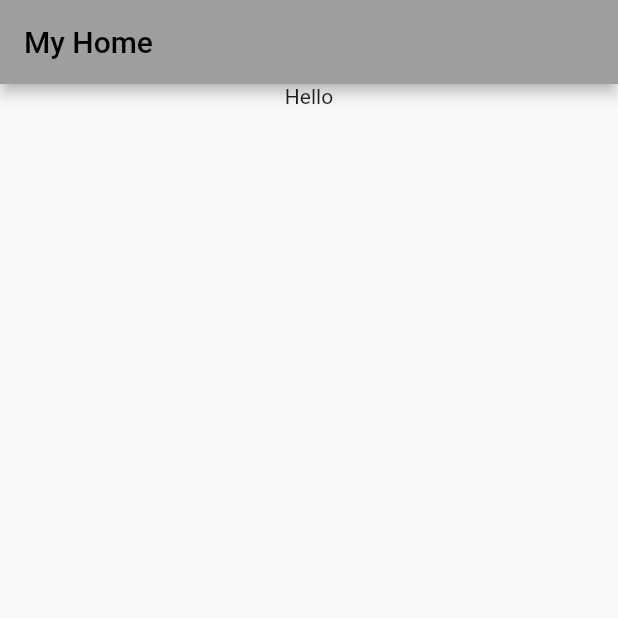
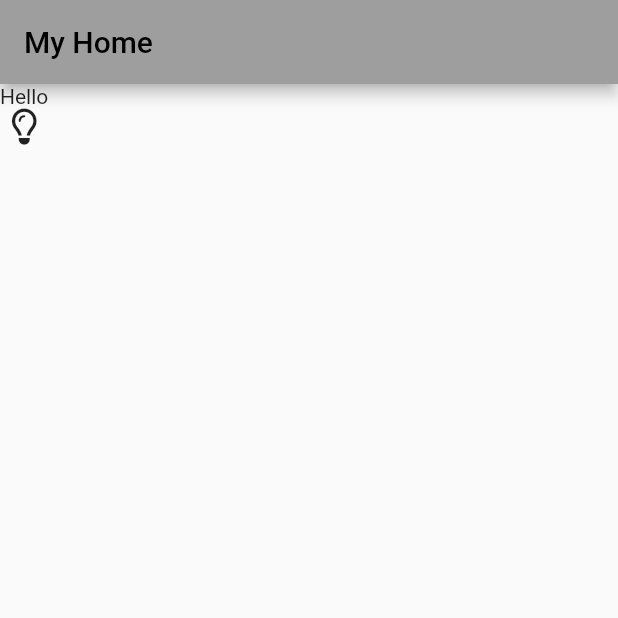
Before and after one commit to mrfaeez/MADLayoutAssignment, a Flutter app: the screen it shows after launch, on a phone screen of 412 x 824 dp, the top half of it. Run offline on Flutter 3.47's test engine with Material 2 defaults, Android fonts, the phone set to English and light mode, and no system bars; our stand-ins replace flutter_icons.

```diff
--- a/MADLayoutAssignmentPart1/lib/content.dart
+++ b/MADLayoutAssignmentPart1/lib/content.dart
@@ -1,11 +1,18 @@
+import 'package:LayoutAssignmentPart1/main.dart';
 import 'package:flutter/material.dart';
 import 'package:flutter_icons/flutter_icons.dart';
 
 class Content extends StatelessWidget {
+  final List<Devices> devices;
+  final Function deviceState;
+  const Content({Key? key, required this.devices, required this.deviceState})
+      : super(key: key);
+
   @override
   Widget build(BuildContext context) {
     return Column(children: [
       Text('Hello'),
+      Icon(FontAwesome.lightbulb_o),
     ]);
   }
 }
--- a/MADLayoutAssignmentPart1/lib/main.dart
+++ b/MADLayoutAssignmentPart1/lib/main.dart
@@ -19,10 +19,11 @@ class Devices {
 
 class MyApp extends StatefulWidget {
   MyApp({Key? key}) : super(key: key);
-
   @override
   _MyAppState createState() => _MyAppState();
+}
 
+class _MyAppState extends State<MyApp> {
   final List<Devices> _devices = [
     Devices(id: 0, name: 'Porch Light', icon: 'light-ceiling', state: false),
     Devices(id: 1, name: 'Front Plug', icon: 'plug', state: false),
@@ -35,9 +36,14 @@ class MyApp extends StatefulWidget {
     Devices(id: 4, name: 'Kitchen Light', icon: 'lightbulb', state: false),
     Devices(id: 5, name: 'Kitchen Downlight', icon: 'adjust', state: false),
   ];
-}
 
-class _MyAppState extends State<MyApp> {
+  void deviceState(int id) {
+    int index = _devices.indexWhere((devices) => devices.id == id);
+    setState(() {
+      _devices[index].state = true;
+    });
+  }
+
   @override
   Widget build(BuildContext context) {
     return MaterialApp(
@@ -49,7 +55,10 @@ class _MyAppState extends State<MyApp> {
         appBar: AppBar(
           title: Text('My Home'),
         ),
-        body: Center(child: Column(children: <Widget>[Content()])),
+        body: Container(
+            child: Column(children: <Widget>[
+          Content(devices: _devices, deviceState: deviceState)
+        ])),
       ),
     );
   }
```
